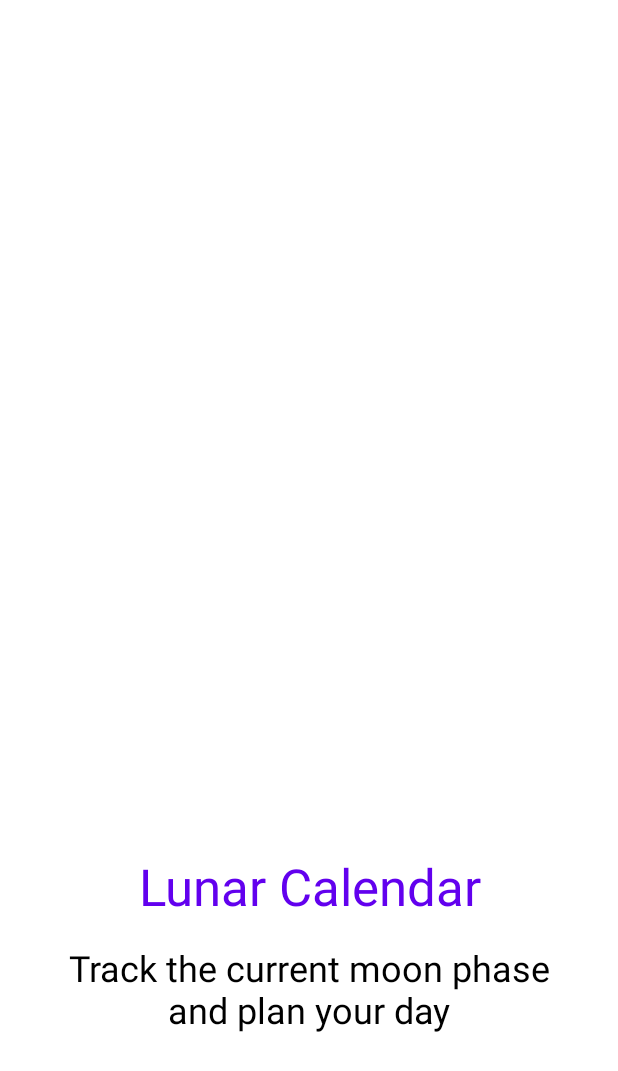
After one commit to AnadolStudio/Femina, an Android app: the layout fourth_slide_layout.xml on its own in the app's theme, with its tools: preview values and no code run, on a phone screen of 412 x 824 dp. The commit adds this screen. Shown: the top 1071 px of the screen. Run offline under Robolectric (Android 15) with nearby library versions, the phone set to English and light mode, and no system bars.

Commit message:
Custom Layout for Each Slide

```diff
--- /dev/null
+++ b/app/src/main/res/layout/fourth_slide_layout.xml
@@ -0,0 +1,31 @@
+<?xml version="1.0" encoding="utf-8"?>
+<LinearLayout xmlns:android="http://schemas.android.com/apk/res/android"
+    android:layout_width="match_parent"
+    android:layout_height="match_parent"
+    android:gravity="bottom"
+    android:orientation="vertical">
+
+    <TextView
+        android:id="@+id/titleText"
+        android:layout_width="match_parent"
+        android:layout_height="wrap_content"
+        android:layout_marginLeft="45sp"
+        android:layout_marginRight="45sp"
+        android:layout_marginBottom="15sp"
+        android:text="@string/lunar_calendar"
+        android:textAlignment="center"
+        android:textColor="@color/purple_500"
+        android:textSize="34sp" />
+
+    <TextView
+        android:id="@+id/descriptionText"
+        android:layout_width="match_parent"
+        android:layout_height="90sp"
+        android:layout_marginLeft="35sp"
+        android:layout_marginRight="35sp"
+        android:layout_marginBottom="105sp"
+        android:text="@string/fourth_slide_text"
+        android:textAlignment="center"
+        android:textColor="@color/black"
+        android:textSize="24sp" />
+</LinearLayout>
--- a/app/src/main/res/values/strings.xml
+++ b/app/src/main/res/values/strings.xml
@@ -1,3 +1,9 @@
 <resources>
     <string name="app_name">Femina</string>
+    <string name="menstrual_calendar">Menstrual Calendar</string>
+    <string name="lunar_calendar">Lunar Calendar</string>
+    <string name="first_slide_text">Simple and convenient calendar for period tracking</string>
+    <string name="second_slide_text">Track your period and chronicle your daily symptoms</string>
+    <string name="third_slide_text">Gather your statistics and improve the quality of your life!</string>
+    <string name="fourth_slide_text">Track the current moon phase and plan your day</string>
 </resources>
```
Also changed, not shown: app/src/main/res/layout/first_slide_layout.xml (added, +31 -0 lines), app/src/main/res/layout/second_slide_layout.xml (added, +31 -0 lines), app/src/main/res/layout/third_slide_layout.xml (renamed from app/src/main/res/layout/slide_layout.xml, +5 -5 lines).
